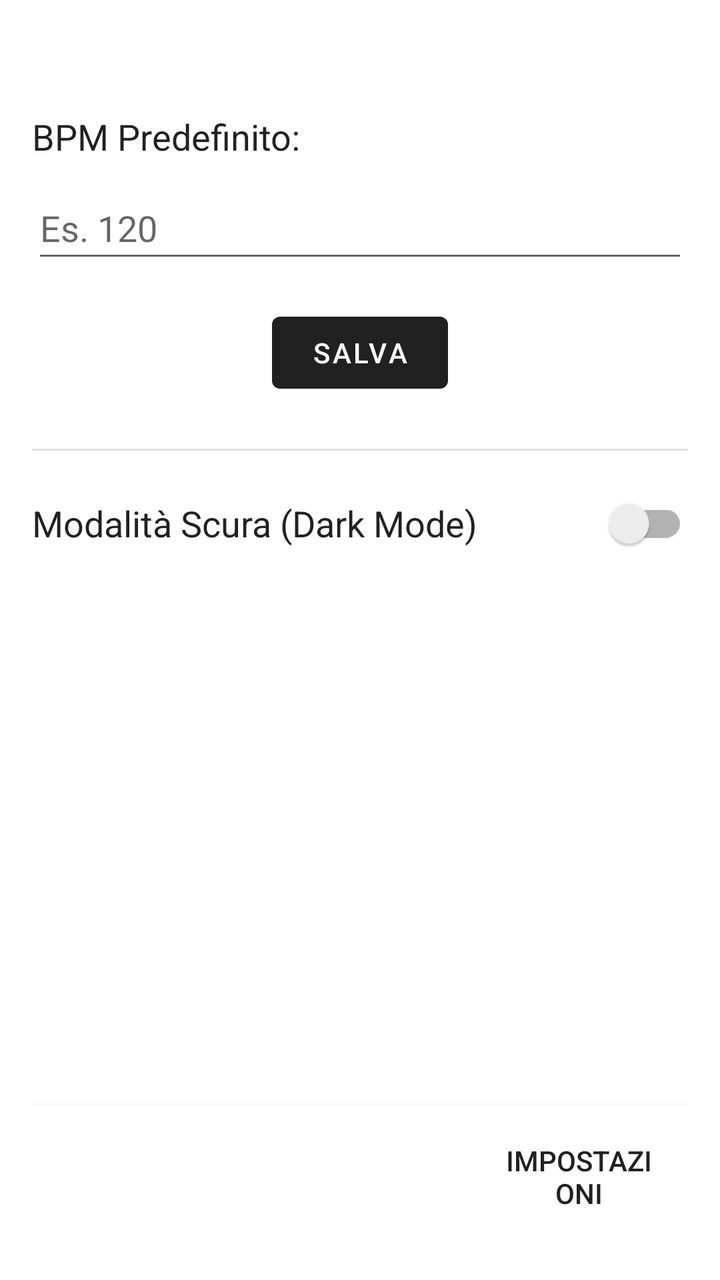
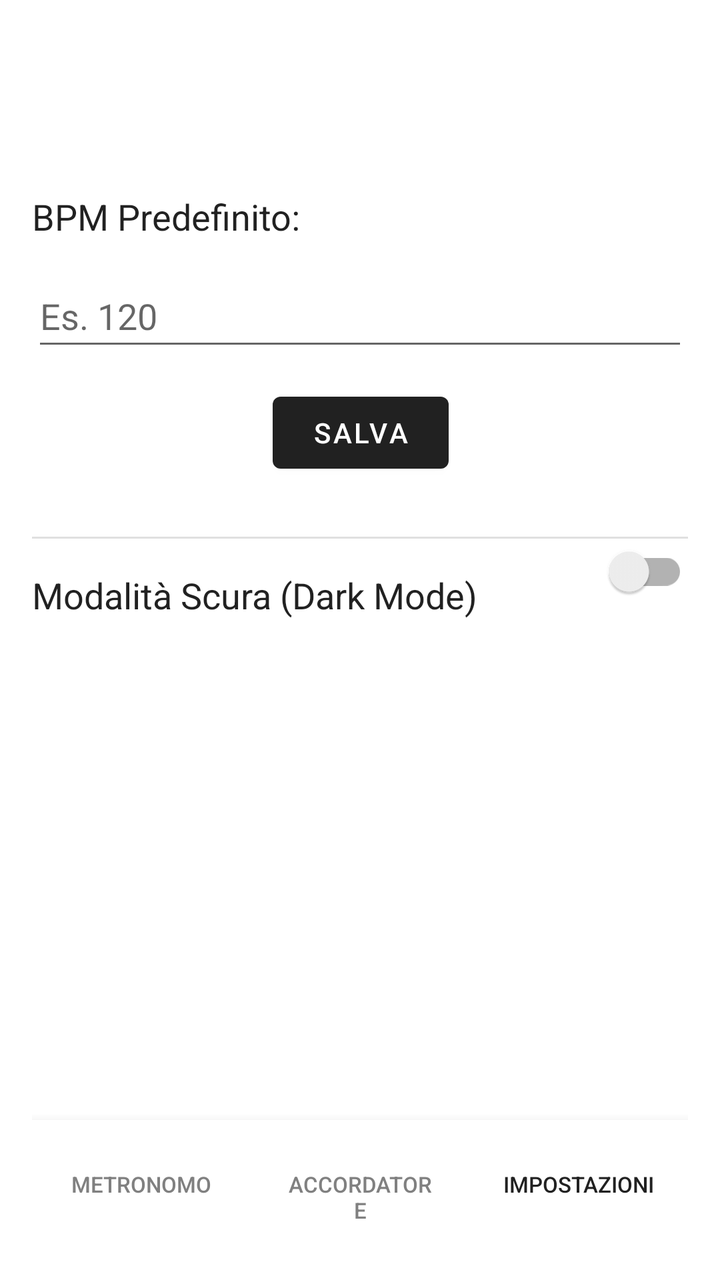

Compare the two renders of this Android layout. The source of the first and the diff that turns it into the second are given below.
<!-- AndroidManifest.xml: application theme Theme.MetronomeTuner -->
<!-- res/layout/activity_impostazioni.xml -->
<?xml version="1.0" encoding="utf-8"?>
<androidx.constraintlayout.widget.ConstraintLayout xmlns:android="http://schemas.android.com/apk/res/android"
    xmlns:app="http://schemas.android.com/apk/res-auto"
    xmlns:tools="http://schemas.android.com/tools"
    android:layout_width="match_parent"
    android:layout_height="match_parent"
    android:padding="16dp"
    android:background="?attr/colorSurface"
    tools:context=".ImpostazioniActivity">

    <TextView
        android:id="@+id/label_bpm"
        android:layout_width="wrap_content"
        android:layout_height="wrap_content"
        android:layout_marginTop="40dp"
        android:text="BPM Predefinito:"
        android:textSize="18sp"
        android:textColor="?android:attr/textColorPrimary"
        app:layout_constraintStart_toStartOf="parent"
        app:layout_constraintTop_toTopOf="parent" />

    <EditText
        android:id="@+id/input_default_bpm"
        android:layout_width="0dp"
        android:layout_height="wrap_content"
        android:layout_marginTop="8dp"
        android:hint="Es. 120"
        android:inputType="number"
        android:maxLength="3"
        android:minHeight="48dp"
        android:textColor="?android:attr/textColorPrimary"
        app:layout_constraintEnd_toEndOf="parent"
        app:layout_constraintStart_toStartOf="parent"
        app:layout_constraintTop_toBottomOf="@+id/label_bpm" />

    <Button
        android:id="@+id/btn_save_settings"
        android:layout_width="wrap_content"
        android:layout_height="wrap_content"
        android:layout_marginTop="16dp"
        android:text="SALVA"
        app:layout_constraintEnd_toEndOf="parent"
        app:layout_constraintStart_toStartOf="parent"
        app:layout_constraintTop_toBottomOf="@+id/input_default_bpm" />

    <View
        android:id="@+id/divider_middle"
        android:layout_width="match_parent"
        android:layout_height="1dp"
        android:layout_marginTop="24dp"
        android:background="?android:attr/listDivider"
        app:layout_constraintTop_toBottomOf="@id/btn_save_settings" />

    <TextView
        android:id="@+id/label_theme"
        android:layout_width="0dp"
        android:layout_height="wrap_content"
        android:layout_marginTop="24dp"
        android:layout_marginEnd="16dp"
        android:text="Modalità Scura (Dark Mode)"
        android:textSize="18sp"
        android:textColor="?android:attr/textColorPrimary"
        app:layout_constraintEnd_toStartOf="@+id/switch_dark_mode"
        app:layout_constraintStart_toStartOf="parent"
        app:layout_constraintTop_toBottomOf="@id/divider_middle" />

    <androidx.appcompat.widget.SwitchCompat
        android:id="@+id/switch_dark_mode"
        android:layout_width="wrap_content"
        android:layout_height="wrap_content"
        app:layout_constraintBottom_toBottomOf="@id/label_theme"
        app:layout_constraintEnd_toEndOf="parent"
        app:layout_constraintTop_toTopOf="@id/label_theme" />

    <LinearLayout
        android:id="@+id/bottom_navigation_bar"
        android:layout_width="0dp"
        android:layout_height="wrap_content"
        android:orientation="horizontal"
        android:paddingTop="8dp"
        android:paddingBottom="8dp"
        android:background="?attr/colorSurface"
        android:elevation="8dp"
        app:layout_constraintBottom_toBottomOf="parent"
        app:layout_constraintEnd_toEndOf="parent"
        app:layout_constraintStart_toStartOf="parent">

        <Button
            android:id="@+id/btn_to_metronome"
            style="@style/Widget.AppCompat.Button.Borderless"
            android:layout_width="0dp"
            android:layout_height="wrap_content"
            android:layout_weight="1"
            android:text="Metronomo" />

        <Button
            android:id="@+id/btn_to_tuner"
            style="@style/Widget.AppCompat.Button.Borderless"
            android:layout_width="0dp"
            android:layout_height="wrap_content"
            android:layout_weight="1"
            android:text="Accordatore" />

        <Button
            android:id="@+id/btn_to_settings"
            style="@style/Widget.AppCompat.Button.Borderless"
            android:layout_width="0dp"
            android:layout_height="wrap_content"
            android:layout_weight="1"
            android:text="Impostazioni"
            android:textColor="?attr/colorPrimary" />
    </LinearLayout>

</androidx.constraintlayout.widget.ConstraintLayout>
<!-- resources referenced by this layout -->
<resources>
  <style name="Theme.MetronomeTuner" parent="Theme.MaterialComponents.DayNight.DarkActionBar" />
</resources>

<!-- the commit's change to res/layout/activity_impostazioni.xml (unified diff, before → after) -->
@@ -4,42 +4,31 @@
     xmlns:tools="http://schemas.android.com/tools"
     android:layout_width="match_parent"
     android:layout_height="match_parent"
+    android:background="?attr/colorSurface"
     android:padding="16dp"
-    android:background="?attr/colorSurface"
-    tools:context=".ImpostazioniActivity">
+    tools:context=".ImpostazioniActivity"
+    tools:layout_editor_absoluteX="0dp"
+    tools:layout_editor_absoluteY="3dp">
 
     <TextView
         android:id="@+id/label_bpm"
         android:layout_width="wrap_content"
         android:layout_height="wrap_content"
-        android:layout_marginTop="40dp"
+        android:layout_marginTop="80dp"
         android:text="BPM Predefinito:"
+        android:textColor="?android:attr/textColorPrimary"
         android:textSize="18sp"
-        android:textColor="?android:attr/textColorPrimary"
         app:layout_constraintStart_toStartOf="parent"
         app:layout_constraintTop_toTopOf="parent" />
-
-    <EditText
-        android:id="@+id/input_default_bpm"
-        android:layout_width="0dp"
-        android:layout_height="wrap_content"
-        android:layout_marginTop="8dp"
-        android:hint="Es. 120"
-        android:inputType="number"
-        android:maxLength="3"
-        android:minHeight="48dp"
-        android:textColor="?android:attr/textColorPrimary"
-        app:layout_constraintEnd_toEndOf="parent"
-        app:layout_constraintStart_toStartOf="parent"
-        app:layout_constraintTop_toBottomOf="@+id/label_bpm" />
 
     <Button
         android:id="@+id/btn_save_settings"
         android:layout_width="wrap_content"
         android:layout_height="wrap_content"
-        android:layout_marginTop="16dp"
+        android:layout_marginTop="12dp"
         android:text="SALVA"
         app:layout_constraintEnd_toEndOf="parent"
+        app:layout_constraintHorizontal_bias="0.501"
         app:layout_constraintStart_toStartOf="parent"
         app:layout_constraintTop_toBottomOf="@+id/input_default_bpm" />
 
@@ -47,20 +36,22 @@
         android:id="@+id/divider_middle"
         android:layout_width="match_parent"
         android:layout_height="1dp"
-        android:layout_marginTop="24dp"
+        android:layout_marginTop="28dp"
         android:background="?android:attr/listDivider"
-        app:layout_constraintTop_toBottomOf="@id/btn_save_settings" />
+        app:layout_constraintTop_toBottomOf="@id/btn_save_settings"
+        tools:layout_editor_absoluteX="16dp" />
 
     <TextView
         android:id="@+id/label_theme"
         android:layout_width="0dp"
         android:layout_height="wrap_content"
-        android:layout_marginTop="24dp"
+        android:layout_marginTop="16dp"
         android:layout_marginEnd="16dp"
         android:text="Modalità Scura (Dark Mode)"
+        android:textColor="?android:attr/textColorPrimary"
         android:textSize="18sp"
-        android:textColor="?android:attr/textColorPrimary"
         app:layout_constraintEnd_toStartOf="@+id/switch_dark_mode"
+        app:layout_constraintHorizontal_bias="0.0"
         app:layout_constraintStart_toStartOf="parent"
         app:layout_constraintTop_toBottomOf="@id/divider_middle" />
 
@@ -70,17 +61,33 @@
         android:layout_height="wrap_content"
         app:layout_constraintBottom_toBottomOf="@id/label_theme"
         app:layout_constraintEnd_toEndOf="parent"
-        app:layout_constraintTop_toTopOf="@id/label_theme" />
+        app:layout_constraintTop_toTopOf="@id/label_theme"
+        app:layout_constraintVertical_bias="1.0" />
+
+    <EditText
+        android:id="@+id/input_default_bpm"
+        android:layout_width="0dp"
+        android:layout_height="wrap_content"
+        android:layout_marginTop="12dp"
+        android:hint="Es. 120"
+        android:inputType="number"
+        android:maxLength="3"
+        android:minHeight="48dp"
+        android:textColor="?android:attr/textColorPrimary"
+        app:layout_constraintEnd_toEndOf="parent"
+        app:layout_constraintHorizontal_bias="0.0"
+        app:layout_constraintStart_toStartOf="parent"
+        app:layout_constraintTop_toBottomOf="@+id/label_bpm" />
 
     <LinearLayout
         android:id="@+id/bottom_navigation_bar"
         android:layout_width="0dp"
         android:layout_height="wrap_content"
+        android:background="?attr/colorSurface"
+        android:elevation="8dp"
         android:orientation="horizontal"
         android:paddingTop="8dp"
         android:paddingBottom="8dp"
-        android:background="?attr/colorSurface"
-        android:elevation="8dp"
         app:layout_constraintBottom_toBottomOf="parent"
         app:layout_constraintEnd_toEndOf="parent"
         app:layout_constraintStart_toStartOf="parent">
@@ -91,7 +98,9 @@
             android:layout_width="0dp"
             android:layout_height="wrap_content"
             android:layout_weight="1"
-            android:text="Metronomo" />
+            android:text="Metronomo"
+            android:textSize="11sp"
+            android:textColor="@color/gray_medium"/>
 
         <Button
             android:id="@+id/btn_to_tuner"
@@ -99,7 +108,9 @@
             android:layout_width="0dp"
             android:layout_height="wrap_content"
             android:layout_weight="1"
-            android:text="Accordatore" />
+            android:text="Accordatore"
+            android:textSize="11sp"
+            android:textColor="@color/gray_medium" />
 
         <Button
             android:id="@+id/btn_to_settings"
@@ -108,6 +119,7 @@
             android:layout_height="wrap_content"
             android:layout_weight="1"
             android:text="Impostazioni"
+            android:textSize="11sp"
             android:textColor="?attr/colorPrimary" />
     </LinearLayout>
 
<!-- resource entries referenced after the edit -->
@@ -1,5 +1,6 @@
 <!-- resources referenced by this layout -->
 <resources>
+  <color name="gray_medium">#FF808080</color>
   <style name="Theme.MetronomeTuner" parent="Theme.MaterialComponents.DayNight.DarkActionBar" />
 </resources>
 
